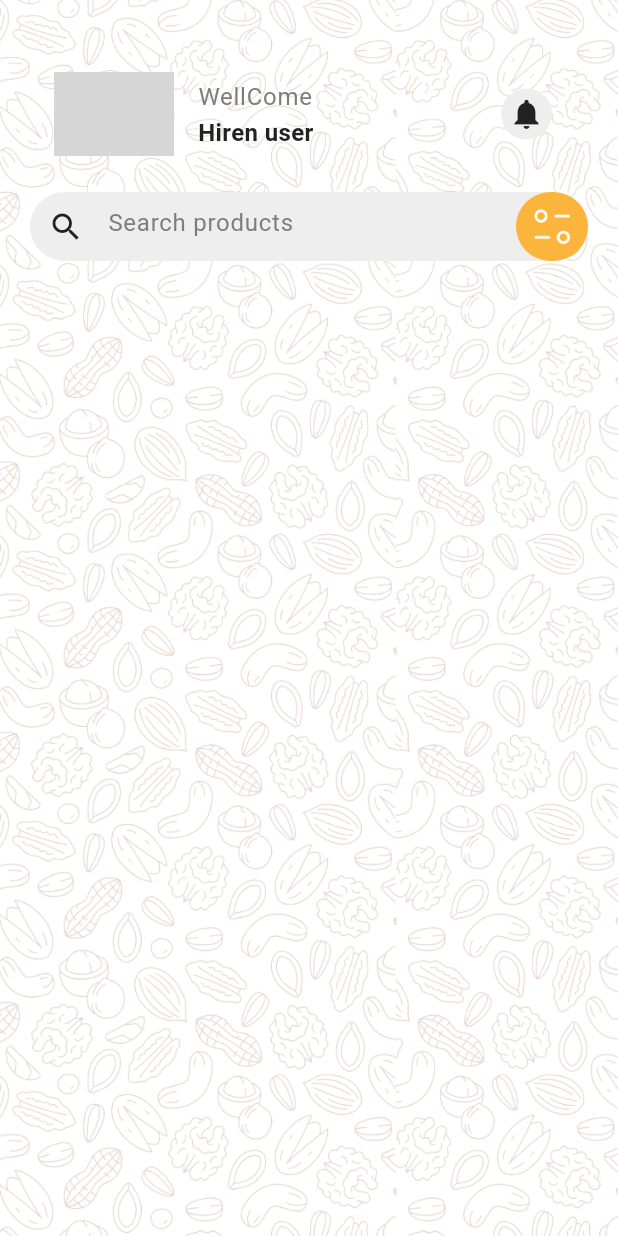
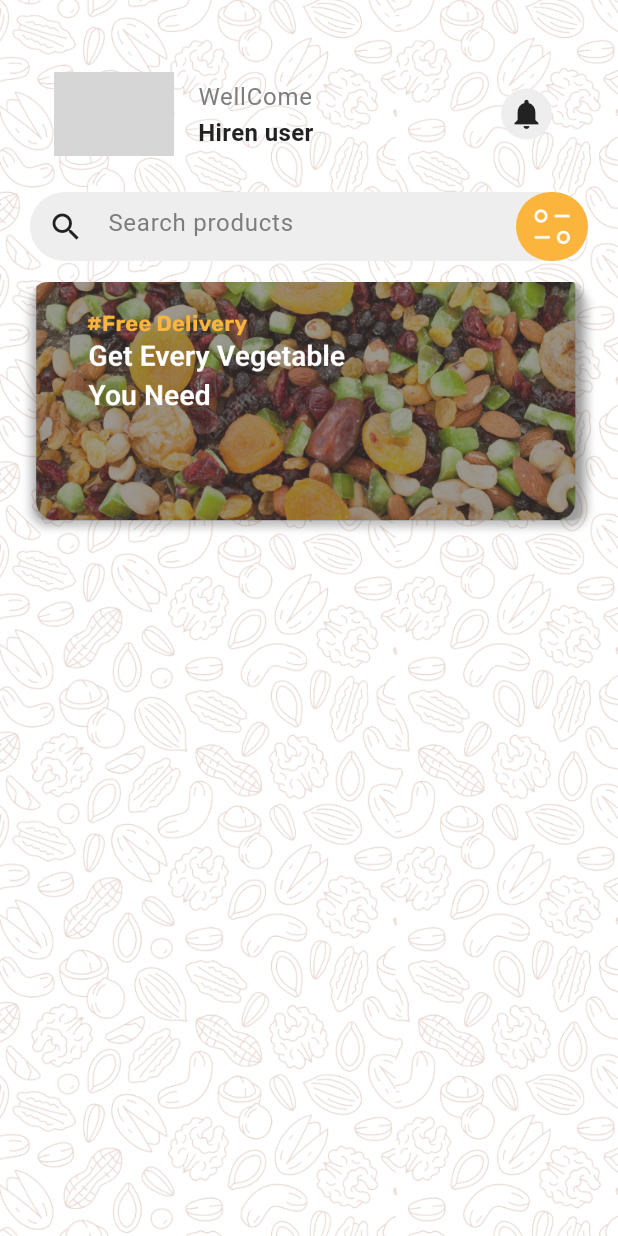
Before and after one commit to ba138/Rajasthan-Dry-Fruits, a Flutter app: the screen it shows after launch, on a phone screen of 412 x 824 dp. Run offline on Flutter 3.47's test engine with Material 3 defaults, Android fonts, the phone set to English and light mode, and no system bars; our stand-ins replace google_fonts; network calls fail; grey boxes are pictures that could not be loaded.

Commit message:
working on homeView

```diff
--- a/lib/view/HomeView/home_view.dart
+++ b/lib/view/HomeView/home_view.dart
@@ -30,17 +30,19 @@ class HomeView extends StatelessWidget {
                     'https://t4.ftcdn.net/jpg/03/64/21/11/360_F_364211147_1qgLVxv1Tcq0Ohz3FawUfrtONzz8nq3e.jpg',
                   ),
                 ),
-                title: const Text(
+                title: Text(
                   'WellCome',
-                  style: TextStyle(
+                  style: GoogleFonts.getFont(
+                    "Roboto",
                     color: AppColor.textColor2,
                     fontSize: 16.0,
                     fontWeight: FontWeight.w400,
                   ),
                 ),
-                subtitle: const Text(
+                subtitle: Text(
                   'Hiren user',
-                  style: TextStyle(
+                  style: GoogleFonts.getFont(
+                    "Roboto",
                     color: AppColor.textColor1,
                     fontSize: 16.0,
                     fontWeight: FontWeight.w600,
@@ -62,7 +64,28 @@ class HomeView extends StatelessWidget {
                 ),
               ),
               const VerticalSpeacing(16.0),
-              SearchBar(),
+              const SearchBar(),
+              const VerticalSpeacing(14.0),
+              Container(
+                height: 159.0,
+                width: double.infinity,
+                decoration: BoxDecoration(
+                  borderRadius: BorderRadius.circular(12.0),
+                  boxShadow: [
+                    BoxShadow(
+                      color: const Color(0xff000000)
+                          .withOpacity(0.25), // color of the shadow
+                      spreadRadius: 0, // spread radius
+                      blurRadius: 4, // blur radius
+                      offset: const Offset(0, 4),
+                    ),
+                  ],
+                  image: const DecorationImage(
+                    image: AssetImage('images/banner.png'),
+                    fit: BoxFit.cover,
+                  ),
+                ),
+              ),
             ],
           ),
         ),
```
Also changed, not shown: images/banner.png (added).
